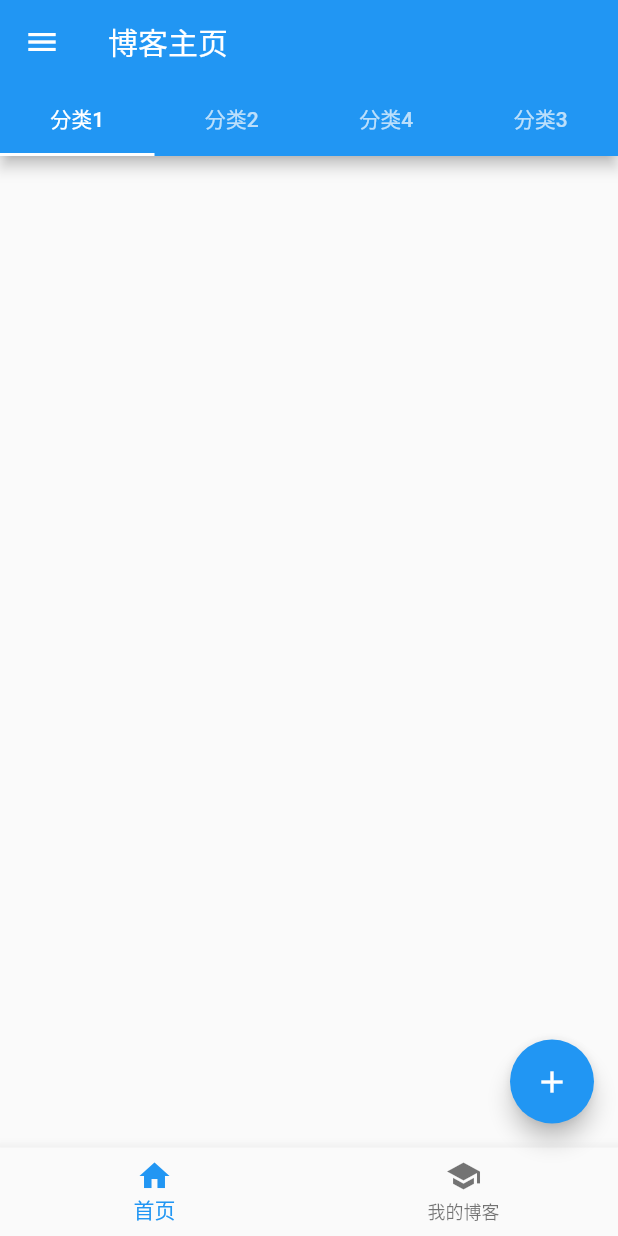
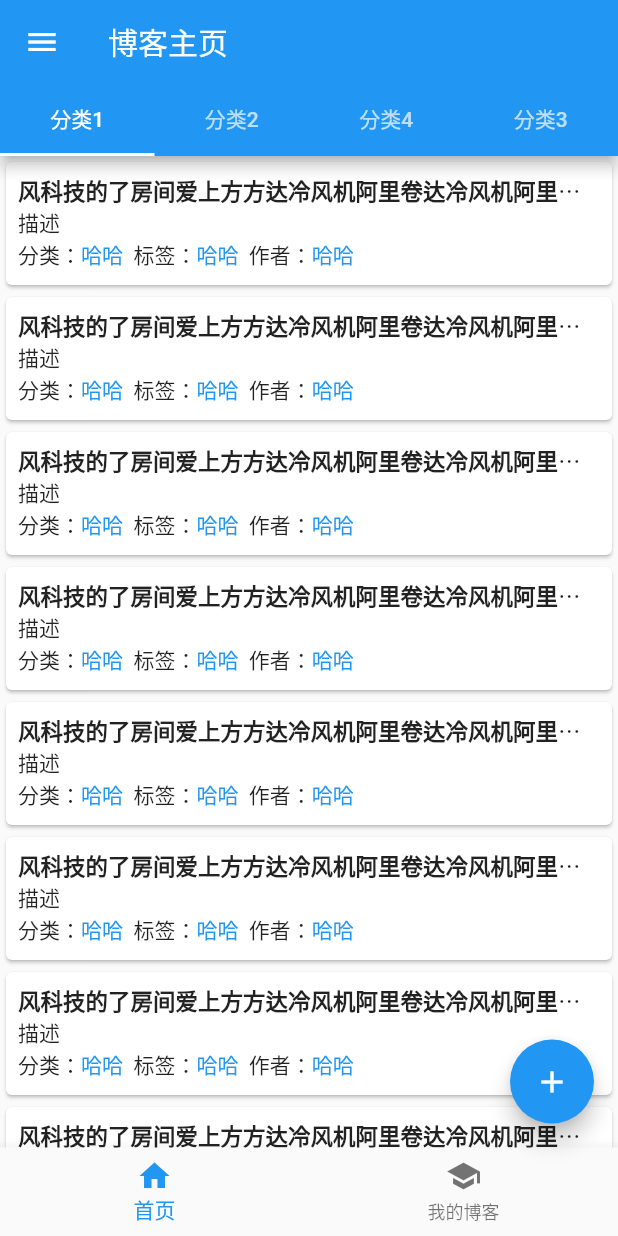
Before and after one commit to TisonCai/blog_flutter, a Flutter app: the screen it shows after launch, on a phone screen of 412 x 824 dp. Run offline on Flutter 3.47's test engine with Material 2 defaults, Android fonts, the phone set to English and light mode, and no system bars; drawn by our look-alikes of pull_to_refresh; our stand-ins replace dio, webview_flutter; missing offline and left inert: loading_animations.

```diff
--- a/lib/routes/homeRoute.dart
+++ b/lib/routes/homeRoute.dart
@@ -1,4 +1,7 @@
+import 'package:flutter/gestures.dart';
 import 'package:flutter/material.dart';
+import 'package:flutter/cupertino.dart';
+import 'package:pull_to_refresh/pull_to_refresh.dart';
 
 class HomeRoute extends StatefulWidget {
   @override
@@ -9,6 +12,84 @@ class _HomeRouteState extends State<HomeRoute> with SingleTickerProviderStateMix
 
   final List<String> tabs = <String>['分类1','分类2','分类4','分类3'];
   TabController _controller;
+
+  Widget _getRichText(String normalText,String highText,GestureTapCallback onTap) {
+    return   Text.rich(TextSpan(
+                text: normalText,
+                children: [
+                  TextSpan(
+                    text: highText,
+                    style: TextStyle(
+                      color: Colors.blue,
+                    ),
+                    recognizer: TapGestureRecognizer()
+                                ..onTap = (){
+                                  print('click me');
+                                }),],));
+  }
+
+  Widget _getlistView (){
+    return ListView.builder(
+        itemCount: 100,
+        itemExtent: 90,
+        itemBuilder: (BuildContext context, int index) {
+          return Card(
+            child: Container(
+              margin: EdgeInsets.all(8),
+              child: Column(
+              crossAxisAlignment: CrossAxisAlignment.start,
+              children: [
+                Text(
+                  '风科技的了房间爱上方方达冷风机阿里卷达冷风机阿里达冷风机阿里发梳发送',
+                  textAlign: TextAlign.left,
+                  softWrap: false,
+                  overflow: TextOverflow.ellipsis,
+                  maxLines: 1,
+                  style: TextStyle(
+                    fontWeight: FontWeight.w600,
+                    fontSize: 15,
+                  ),
+                  ),
+                Text('描述'),
+
+                Row(
+                  children: <Widget>[
+                    _getRichText('分类：','哈哈',(){
+                                      print('click me');
+                                    }),
+                    _getRichText('  标签：','哈哈',(){
+                      print('click me');
+                    }),
+                    _getRichText('  作者：','哈哈',(){
+                      print('click me');
+                    }),
+                  ],
+                ),
+                ]
+            ),
+            )
+          );
+        }
+        );
+  }
+
+  RefreshController _refreshController =
+      RefreshController(initialRefresh: false);
+
+  void _onRefresh() async{
+    // monitor network fetch
+    await Future.delayed(Duration(milliseconds: 1000));
+    // if failed,use refreshFailed()
+    _refreshController.refreshCompleted();
+  }
+
+  void _onLoading() async{
+    // monitor network fetch
+    await Future.delayed(Duration(milliseconds: 1000));
+    // if failed,use loadFailed(),if no data return,use LoadNodata()
+    // items.add((items.length+1).toString());
+    _refreshController.loadComplete();
+  }
 
   @override
   void initState() {
@@ -26,6 +107,39 @@ class _HomeRouteState extends State<HomeRoute> with SingleTickerProviderStateMix
           tabs: tabs.map((e) => Tab(text: e,)).toList(),
         ),
       ),
+      body: SmartRefresher(
+        enablePullDown: true,
+        enablePullUp: true,
+        header: WaterDropHeader(),
+        footer: CustomFooter(
+          builder: (BuildContext context,LoadStatus mode){
+            Widget body ;
+            if(mode==LoadStatus.idle){
+              body =  Text("");
+            }
+            else if(mode==LoadStatus.loading){
+              body =  CupertinoActivityIndicator();
+            }
+            else if(mode == LoadStatus.failed){
+              body = Text("Load Failed!Click retry!");
+            }
+            else if(mode == LoadStatus.canLoading){
+                body = Text("release to load more");
+            }
+            else{
+              body = Text("No more Data");
+            }
+            return Container(
+              height: 55.0,
+              child: Center(child:body),
+            );
+          },
+        ),
+        controller: _refreshController,
+        onRefresh: _onRefresh,
+        onLoading: _onLoading,
+        child: _getlistView(),
+        )
     );
   }
 }
--- a/pubspec.yaml
+++ b/pubspec.yaml
@@ -21,6 +21,9 @@ dependencies:
   build_runner: ^1.0.0
   json_serializable: ^2.0.0
   dio: ^3.0.9
+  pull_to_refresh: ^1.5.8
+  webview_flutter: ^0.3.19+8
+  loading_animations: "^2.1.0"
   flutter:
     sdk: flutter
 
```
Also changed, not shown: lib/routes/myBolgRoute.dart (+31 -3 lines), pubspec.lock, 7 other files.
